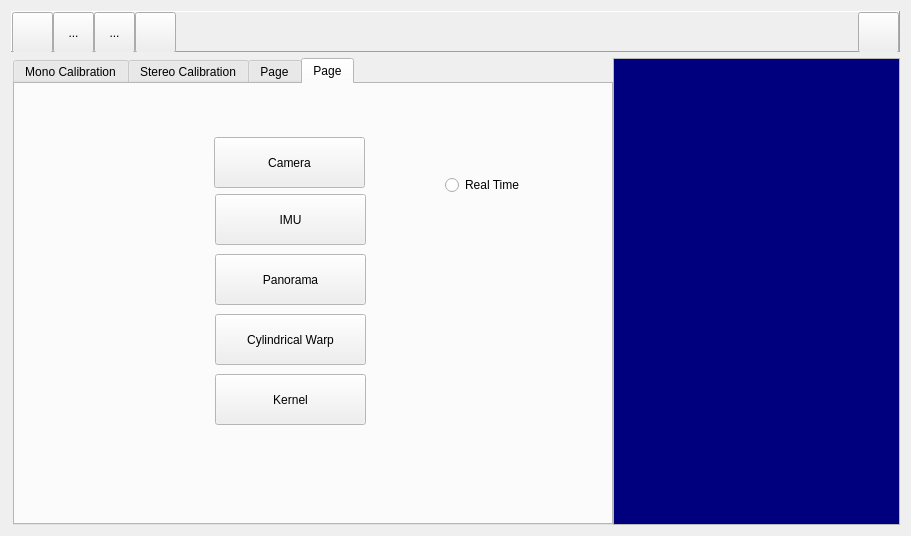
Old version of the form Calibration/mainframe.ui in the repository jjun-ho/2023-Capstone-Design.
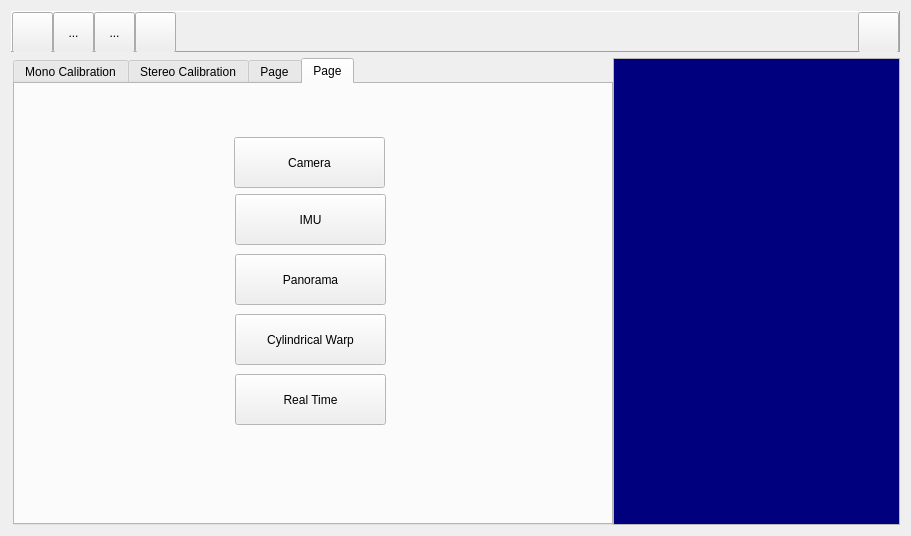
New version of the form. Icons and pictures are not drawn.

Patch:
```diff
--- a/Calibration/mainframe.ui
+++ b/Calibration/mainframe.ui
@@ -1565,7 +1565,7 @@
         <widget class="QPushButton" name="pushPanorama">
          <property name="geometry">
           <rect>
-           <x>200</x>
+           <x>220</x>
            <y>170</y>
            <width>151</width>
            <height>51</height>
@@ -1578,7 +1578,7 @@
         <widget class="QPushButton" name="Cylinderical_Warp">
          <property name="geometry">
           <rect>
-           <x>200</x>
+           <x>220</x>
            <y>230</y>
            <width>151</width>
            <height>51</height>
@@ -1594,7 +1594,7 @@
         <widget class="QPushButton" name="IMUButton">
          <property name="geometry">
           <rect>
-           <x>200</x>
+           <x>220</x>
            <y>110</y>
            <width>151</width>
            <height>51</height>
@@ -1604,32 +1604,10 @@
           <string>IMU</string>
          </property>
         </widget>
-        <widget class="QPushButton" name="KernelButton">
-         <property name="geometry">
-          <rect>
-           <x>200</x>
-           <y>290</y>
-           <width>151</width>
-           <height>51</height>
-          </rect>
-         </property>
-         <property name="text">
-          <string>Kernel</string>
-         </property>
-         <property name="autoRepeat">
-          <bool>true</bool>
-         </property>
-         <property name="autoExclusive">
-          <bool>false</bool>
-         </property>
-         <property name="autoRepeatDelay">
-          <number>5000</number>
-         </property>
-        </widget>
         <widget class="QPushButton" name="CameraBtn">
          <property name="geometry">
           <rect>
-           <x>199</x>
+           <x>219</x>
            <y>53</y>
            <width>151</width>
            <height>51</height>
@@ -1642,13 +1620,13 @@
           <bool>true</bool>
          </property>
         </widget>
-        <widget class="QRadioButton" name="radioButton">
+        <widget class="QPushButton" name="pushRealTime">
          <property name="geometry">
           <rect>
-           <x>430</x>
-           <y>90</y>
-           <width>91</width>
-           <height>22</height>
+           <x>220</x>
+           <y>290</y>
+           <width>151</width>
+           <height>51</height>
           </rect>
          </property>
          <property name="text">
```
Left out of the diff: 18 changed lines with no effect on the pictures.
